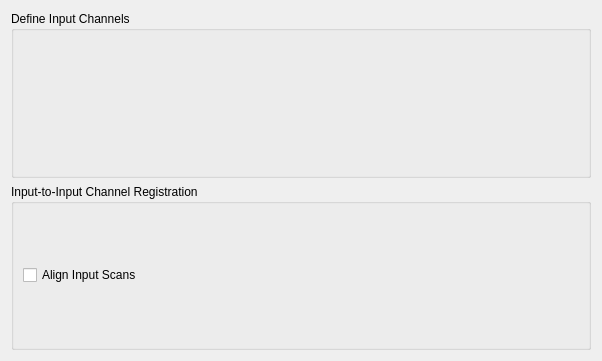
Above: QTModules/EMSegment/Resources/UI/qSlicerEMSegmentDefineInputChannelsPanel.ui from jcfr/Slicer3 before the change. Below: the same form after it.
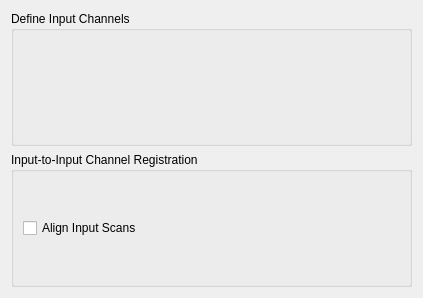
That is the form after the change. Custom widgets are drawn as their Qt base class.

Commit message: ENH: EMSegment - Use flat GroupBox in Panel

What changed in the file:
```diff
--- a/QTModules/EMSegment/Resources/UI/qSlicerEMSegmentDefineInputChannelsPanel.ui
+++ b/QTModules/EMSegment/Resources/UI/qSlicerEMSegmentDefineInputChannelsPanel.ui
@@ -6,20 +6,23 @@
    <rect>
     <x>0</x>
     <y>0</y>
-    <width>602</width>
-    <height>361</height>
+    <width>423</width>
+    <height>298</height>
    </rect>
   </property>
   <property name="windowTitle">
    <string>Form</string>
   </property>
-  <layout class="QVBoxLayout" name="verticalLayout_3">
+  <layout class="QVBoxLayout" name="verticalLayout">
    <item>
-    <widget class="ctkCollapsibleGroupBox" name="CollapsibleGroupBox">
+    <widget class="QGroupBox" name="DefineInputChannelsGroupBox">
      <property name="title">
       <string>Define Input Channels</string>
      </property>
-     <layout class="QVBoxLayout" name="verticalLayout_2">
+     <property name="flat">
+      <bool>true</bool>
+     </property>
+     <layout class="QVBoxLayout" name="verticalLayout_3">
       <item>
        <widget class="qSlicerEMSegmentInputChannelListWidget" name="EMSegmentInputChannelListWidget"/>
       </item>
@@ -27,11 +30,14 @@
     </widget>
    </item>
    <item>
-    <widget class="ctkCollapsibleGroupBox" name="CollapsibleGroupBox_2">
+    <widget class="QGroupBox" name="InputToInputChannelRegistrationGroupBox">
      <property name="title">
       <string>Input-to-Input Channel Registration</string>
      </property>
-     <layout class="QVBoxLayout" name="verticalLayout">
+     <property name="flat">
+      <bool>true</bool>
+     </property>
+     <layout class="QVBoxLayout" name="verticalLayout_2">
       <item>
        <widget class="QCheckBox" name="AlignInputScansCheckBox">
         <property name="text">
@@ -62,12 +68,6 @@
    <header>qSlicerEMSegmentWidget.h</header>
    <container>1</container>
   </customwidget>
-  <customwidget>
-   <class>ctkCollapsibleGroupBox</class>
-   <extends>QGroupBox</extends>
-   <header>ctkCollapsibleGroupBox.h</header>
-   <container>1</container>
-  </customwidget>
  </customwidgets>
  <resources/>
  <connections>
```
The commit also changes 4 other files.
